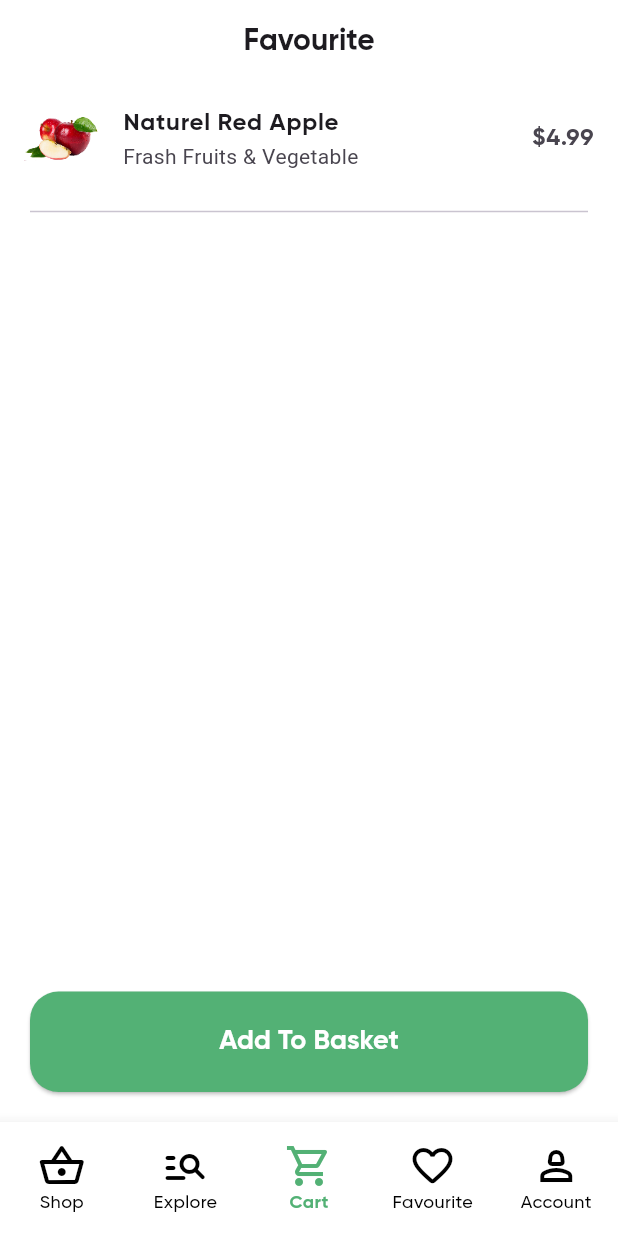
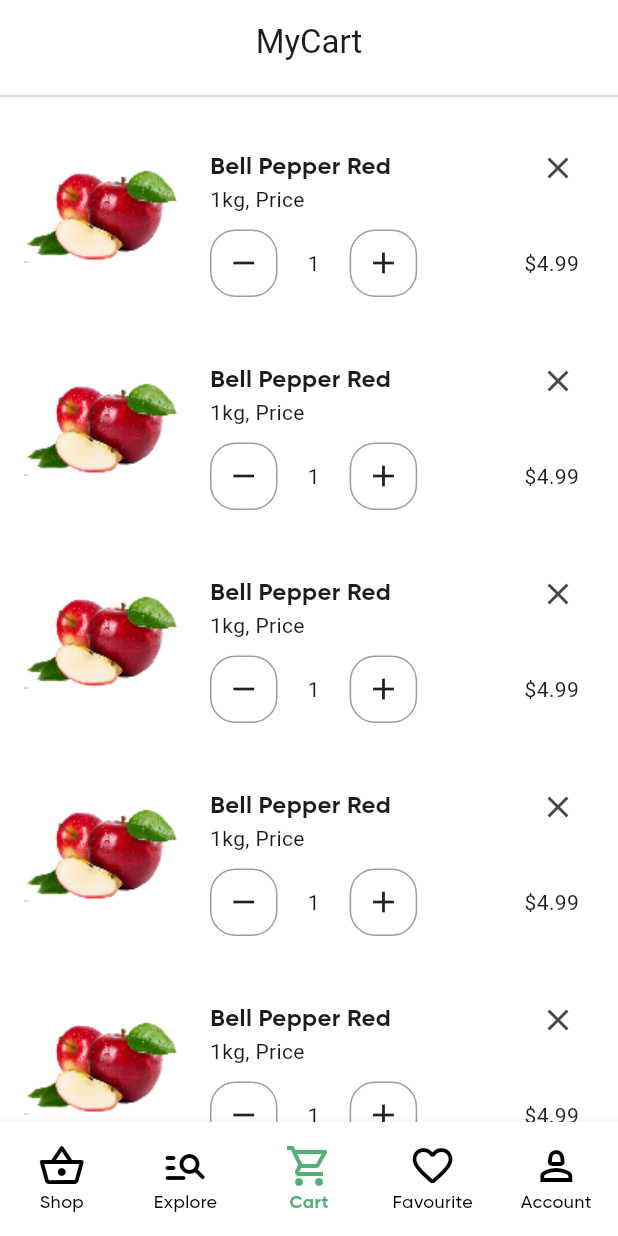
Before and after one commit to EspeonDev/Grocerystore, a Flutter app: the screen it shows after launch, item 3 of the bottom bar chosen, on a phone screen of 412 x 824 dp. Run offline on Flutter 3.47's test engine with Material 3 defaults, Android fonts, the phone set to English and light mode, and no system bars.

Commit message:
added cart_screen

```diff
--- a/lib/main.dart
+++ b/lib/main.dart
@@ -13,7 +13,6 @@ class App extends StatelessWidget {
   Widget build(BuildContext context) {
     return MaterialApp(debugShowCheckedModeBanner: false, routes: {
       '/': (context) => const MainScreen(),
-      '/explore': (context) => const ExploreScreen(),
     });
   }
 }
--- /dev/null
+++ b/lib/screens/cart_screen.dart
@@ -0,0 +1,134 @@
+import 'package:flutter/material.dart';
+import 'package:grocery_store/models/product_model.dart';
+
+class CartScreen extends StatelessWidget {
+  const CartScreen({super.key});
+
+  @override
+  Widget build(BuildContext context) {
+    return MaterialApp(
+      debugShowCheckedModeBanner: false,
+      home: Scaffold(
+        appBar: AppBar(
+          centerTitle: true,
+          backgroundColor: Colors.white,
+          title: const Text('MyCart'),
+        ),
+        backgroundColor: Colors.white,
+        body: SafeArea(
+            child: Column(
+          children: [
+            Divider(),
+            Expanded(
+              child: ListView.builder(
+                  itemCount: products.length,
+                  itemBuilder: (context, index) {
+                    return Padding(
+                      padding: const EdgeInsets.all(16.0),
+                      child: Container(
+                          width: double.infinity,
+                          color: const Color.fromARGB(255, 255, 255, 255),
+                          child: Row(
+                            children: [
+                              Container(
+                                child: Center(
+                                    child: Image.asset(products.first.imgPath)),
+                              ),
+                              SizedBox(width: 20),
+                              Expanded(
+                                child: Container(
+                                  child: Column(
+                                    crossAxisAlignment:
+                                        CrossAxisAlignment.start,
+                                    children: [
+                                      Row(
+                                        mainAxisAlignment:
+                                            MainAxisAlignment.spaceBetween,
+                                        crossAxisAlignment:
+                                            CrossAxisAlignment.end,
+                                        children: [
+                                          Column(
+                                            crossAxisAlignment:
+                                                CrossAxisAlignment.start,
+                                            children: [
+                                              Text(
+                                                'Bell Pepper Red',
+                                                style: TextStyle(
+                                                    fontFamily: 'Gilroy',
+                                                    fontSize: 16,
+                                                    fontWeight:
+                                                        FontWeight.bold),
+                                              ),
+                                              Text('1kg, Price'),
+                                            ],
+                                          ),
+                                          Padding(
+                                            padding: const EdgeInsets.only(
+                                                bottom: 7),
+                                            child: IconButton(
+                                              onPressed: () {},
+                                              icon: Icon(Icons.close),
+                                            ),
+                                          ),
+                                        ],
+                                      ),
+                                      SizedBox(
+                                        height: 10,
+                                      ),
+                                      Row(
+                                        mainAxisAlignment:
+                                            MainAxisAlignment.spaceBetween,
+                                        children: [
+                                          Container(
+                                            child: Row(
+                                              children: [
+                                                Container(
+                                                    height: 45,
+                                                    width: 45,
+                                                    decoration: BoxDecoration(
+                                                      border: Border.all(
+                                                          color: Colors.grey),
+                                                      borderRadius:
+                                                          BorderRadius.circular(
+                                                              17),
+                                                    ),
+                                                    child: Icon(Icons.remove)),
+                                                SizedBox(width: 20),
+                                                Text('1'),
+                                                SizedBox(width: 20),
+                                                Container(
+                                                    height: 45,
+                                                    width: 45,
+                                                    decoration: BoxDecoration(
+                                                      border: Border.all(
+                                                          color: Colors.grey),
+                                                      borderRadius:
+                                                          BorderRadius.circular(
+                                                              17),
+                                                    ),
+                                                    child: Icon(Icons.add)),
+                                              ],
+                                            ),
+                                          ),
+                                          Padding(
+                                            padding: const EdgeInsets.only(
+                                                right: 10),
+                                            child: Text(r'$4.99'),
+                                          )
+                                        ],
+                                      )
+                                    ],
+                                  ),
+                                ),
+                              ),
+                            ],
+                          )),
+                    );
+                  }),
+            )
+          ],
+        )),
+      ),
+    );
+  }
+}
--- a/lib/screens/main_screen.dart
+++ b/lib/screens/main_screen.dart
@@ -1,4 +1,5 @@
 import 'package:flutter/material.dart';
+import 'package:grocery_store/screens/cart_screen.dart';
 import 'package:grocery_store/screens/explore_screen.dart';
 import 'package:grocery_store/screens/home_screen.dart';
 
@@ -16,7 +17,7 @@ class _MainScreenState extends State<MainScreen> {
   static List<Widget> pages = <Widget>[
     HomeScreen(),
     const ExploreScreen(),
-    FavouriteScreen(),
+    CartScreen(),
     FavouriteScreen(),
   ];
   void onSelectedTab(int index) {
```
